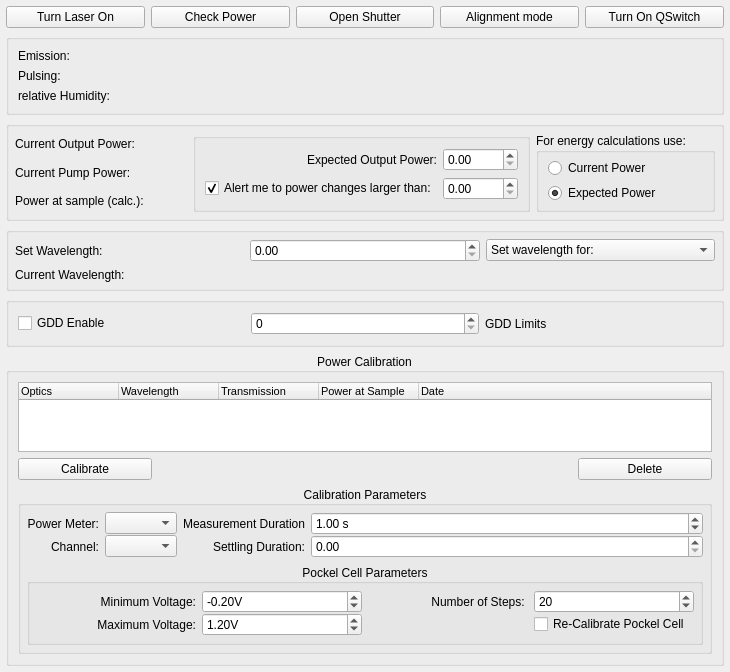
Above: acq4/devices/Laser/devTemplate.ui from acq4/acq4 before the change. Below: the same form after it.
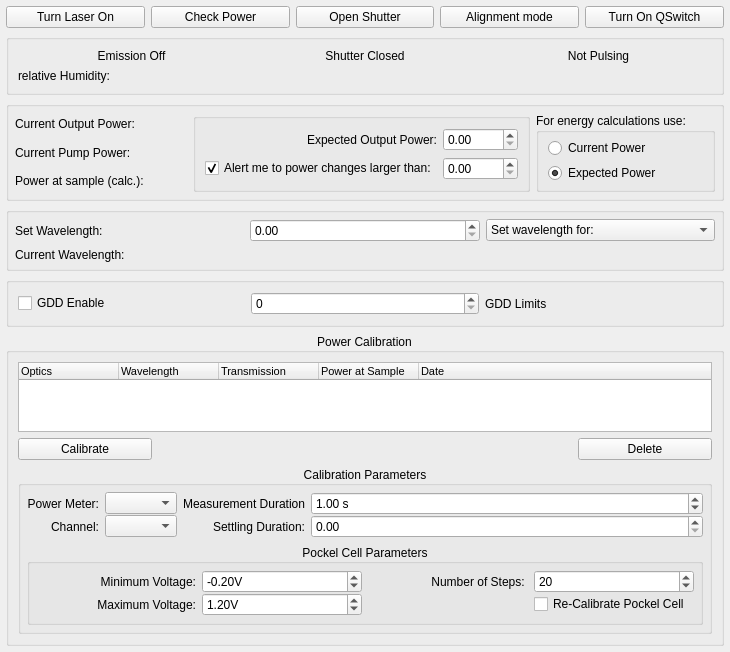
That is the form after the change. Custom widgets are drawn as their Qt base class.

Commit message: rel. humidity and pump power is reported to LaserDevGui

Diff of the .ui file:
```diff
--- a/acq4/devices/Laser/devTemplate.ui
+++ b/acq4/devices/Laser/devTemplate.ui
@@ -630,45 +630,47 @@
    <item row="3" column="0" colspan="5">
     <widget class="QGroupBox" name="MaiTaiGroup">
      <layout class="QGridLayout" name="gridLayout_11">
-      <item row="2" column="0">
+      <item row="1" column="2">
+       <widget class="QLabel" name="relHumidityLabel">
+        <property name="text">
+         <string/>
+        </property>
+       </widget>
+      </item>
+      <item row="1" column="0">
        <widget class="QLabel" name="label_14">
         <property name="text">
          <string>relative Humidity:</string>
         </property>
        </widget>
       </item>
-      <item row="1" column="0">
-       <widget class="QLabel" name="label_13">
+      <item row="0" column="2">
+       <widget class="QLabel" name="PulsingLabel">
         <property name="text">
-         <string>Pulsing:</string>
+         <string>Not Pulsing</string>
+        </property>
+        <property name="alignment">
+         <set>Qt::AlignCenter</set>
         </property>
        </widget>
       </item>
       <item row="0" column="0">
-       <widget class="QLabel" name="label_6">
-        <property name="text">
-         <string>Emission:</string>
-        </property>
-       </widget>
-      </item>
-      <item row="0" column="1">
        <widget class="QLabel" name="EmissionLabel">
         <property name="text">
-         <string/>
+         <string>Emission Off</string>
         </property>
-       </widget>
-      </item>
-      <item row="1" column="1">
-       <widget class="QLabel" name="PulsingLabel">
-        <property name="text">
-         <string/>
+        <property name="alignment">
+         <set>Qt::AlignCenter</set>
         </property>
        </widget>
       </item>
-      <item row="2" column="1">
-       <widget class="QLabel" name="relHumidityLabel">
+      <item row="0" column="1">
+       <widget class="QLabel" name="ShutterLabel">
         <property name="text">
-         <string/>
+         <string>Shutter Closed</string>
+        </property>
+        <property name="alignment">
+         <set>Qt::AlignCenter</set>
         </property>
        </widget>
       </item>
```
The commit also changes 4 other files.
